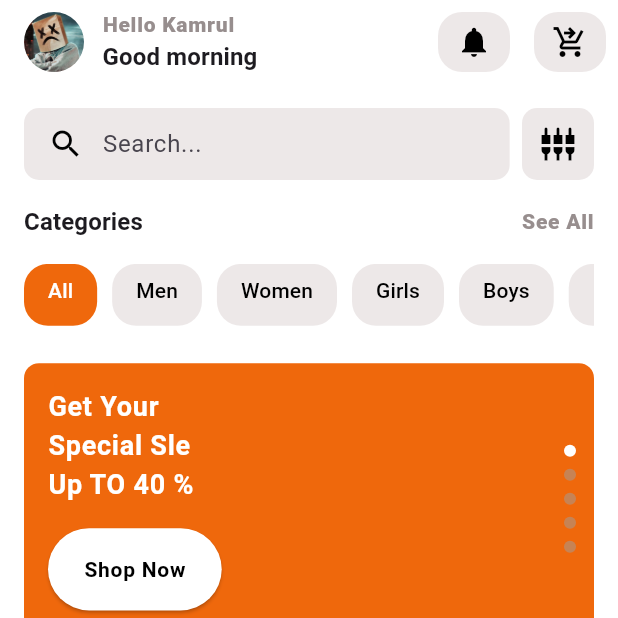
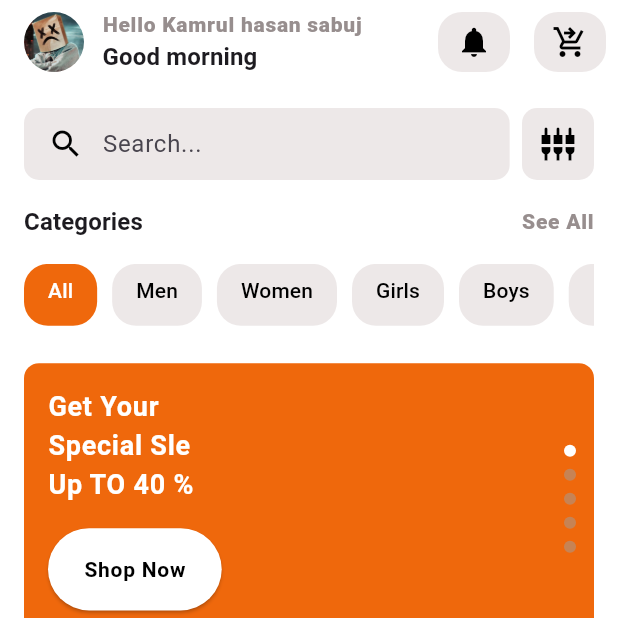
Before and after one commit to KamrulEng7876/task_management_ui, a Flutter app: the screen it shows after launch, on a phone screen of 412 x 824 dp, the top half of it. Run offline on Flutter 3.47's test engine with Material 3 defaults, Android fonts, the phone set to English and light mode, and no system bars; drawn by our look-alikes of carousel_slider.

Commit message:
name add

```diff
--- a/lib/feature/home/presentation/pages/home_screen.dart
+++ b/lib/feature/home/presentation/pages/home_screen.dart
@@ -39,7 +39,7 @@ class _HomeScreenState extends State<HomeScreen> {
             Column(
               crossAxisAlignment: CrossAxisAlignment.start,
               children: [
-                Text("Hello Kamrul", style: AppSizes.nameText(context)),
+                Text("Hello Kamrul hasan sabuj", style: AppSizes.nameText(context)),
                 Text("Good morning", style: AppSizes.normalBolds(context)),
               ],
             ),
```
